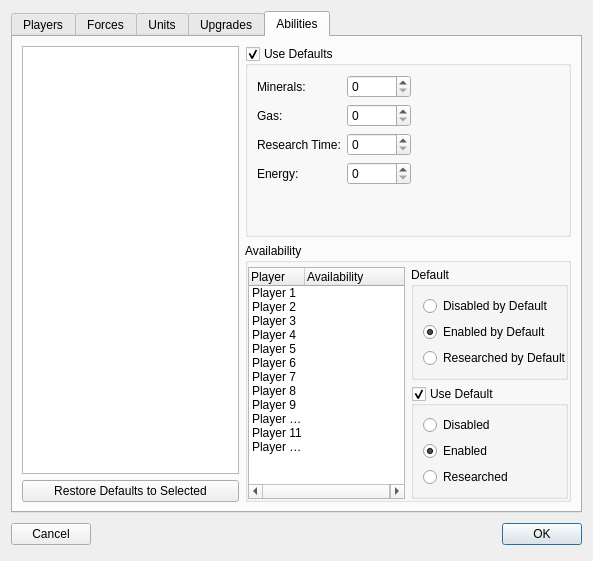
First picture: the form in ChkForge/scenariosettings.ui, repository heinermann/ChkForge, before the edit.
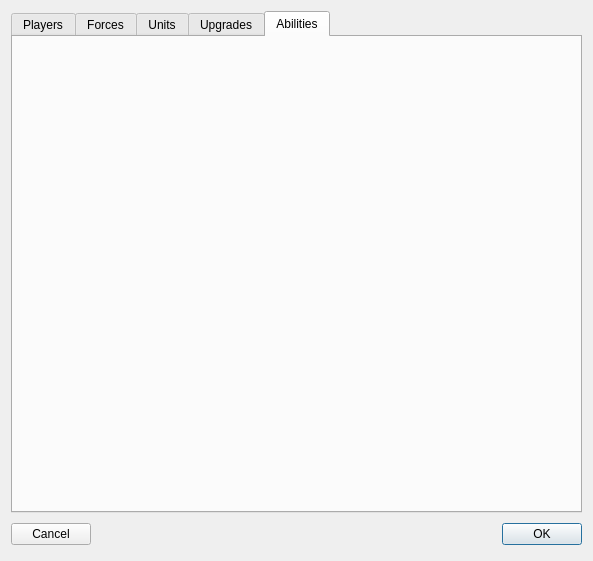
Second picture: the form after the edit. The open tabs and pages were chosen to show the change. Custom widgets are drawn as their Qt base class.

Patch:
```diff
--- a/ChkForge/scenariosettings.ui
+++ b/ChkForge/scenariosettings.ui
@@ -1982,396 +1982,7 @@
       <attribute name="title">
        <string>Abilities</string>
       </attribute>
-      <layout class="QGridLayout" name="gridLayout_19" rowstretch="1,1" columnstretch="2,3">
-       <item row="0" column="1">
-        <widget class="TriStateGroupBox" name="grpTechUseDefaults">
-         <property name="title">
-          <string>Use Defaults</string>
-         </property>
-         <property name="checkable">
-          <bool>true</bool>
-         </property>
-         <property name="checked">
-          <bool>true</bool>
-         </property>
-         <layout class="QFormLayout" name="formLayout">
-          <item row="0" column="0">
-           <widget class="QLabel" name="label_21">
-            <property name="text">
-             <string>Minerals:</string>
-            </property>
-           </widget>
-          </item>
-          <item row="0" column="1">
-           <widget class="QSpinBox" name="spnTechMinerals">
-            <property name="minimumSize">
-             <size>
-              <width>64</width>
-              <height>0</height>
-             </size>
-            </property>
-            <property name="maximumSize">
-             <size>
-              <width>64</width>
-              <height>16777215</height>
-             </size>
-            </property>
-            <property name="maximum">
-             <number>65535</number>
-            </property>
-           </widget>
-          </item>
-          <item row="1" column="0">
-           <widget class="QLabel" name="label_22">
-            <property name="text">
-             <string>Gas:</string>
-            </property>
-           </widget>
-          </item>
-          <item row="1" column="1">
-           <widget class="QSpinBox" name="spnTechGas">
-            <property name="maximumSize">
-             <size>
-              <width>64</width>
-              <height>16777215</height>
-             </size>
-            </property>
-            <property name="maximum">
-             <number>65535</number>
-            </property>
-           </widget>
-          </item>
-          <item row="2" column="0">
-           <widget class="QLabel" name="label_23">
-            <property name="text">
-             <string>Research Time:</string>
-            </property>
-           </widget>
-          </item>
-          <item row="2" column="1">
-           <widget class="QSpinBox" name="spnTechResearchTime">
-            <property name="maximumSize">
-             <size>
-              <width>64</width>
-              <height>16777215</height>
-             </size>
-            </property>
-            <property name="maximum">
-             <number>65535</number>
-            </property>
-           </widget>
-          </item>
-          <item row="3" column="0">
-           <widget class="QLabel" name="label_24">
-            <property name="text">
-             <string>Energy:</string>
-            </property>
-           </widget>
-          </item>
-          <item row="3" column="1">
-           <widget class="QSpinBox" name="spnTechEnergy">
-            <property name="maximumSize">
-             <size>
-              <width>64</width>
-              <height>16777215</height>
-             </size>
-            </property>
-            <property name="maximum">
-             <number>65535</number>
-            </property>
-           </widget>
-          </item>
-         </layout>
-        </widget>
-       </item>
-       <item row="1" column="1">
-        <widget class="QGroupBox" name="groupBox_15">
-         <property name="title">
-          <string>Availability</string>
-         </property>
-         <property name="flat">
-          <bool>true</bool>
-         </property>
-         <layout class="QGridLayout" name="gridLayout_21" columnstretch="1,1">
-          <property name="leftMargin">
-           <number>0</number>
-          </property>
-          <property name="topMargin">
-           <number>4</number>
-          </property>
-          <property name="rightMargin">
-           <number>0</number>
-          </property>
-          <property name="bottomMargin">
-           <number>0</number>
-          </property>
-          <item row="1" column="1">
-           <widget class="TriStateGroupBox" name="grpTechPlayerDefault">
-            <property name="title">
-             <string>Use Default</string>
-            </property>
-            <property name="checkable">
-             <bool>true</bool>
-            </property>
-            <property name="checked">
-             <bool>true</bool>
-            </property>
-            <layout class="QFormLayout" name="formLayout_14">
-             <item row="0" column="0">
-              <widget class="QRadioButton" name="radioTechPlayerDisabled">
-               <property name="minimumSize">
-                <size>
-                 <width>128</width>
-                 <height>0</height>
-                </size>
-               </property>
-               <property name="text">
-                <string>Disabled</string>
-               </property>
-               <attribute name="buttonGroup">
-                <string notr="true">btnGroupTechPlayer</string>
-               </attribute>
-              </widget>
-             </item>
-             <item row="1" column="0">
-              <widget class="QRadioButton" name="radioTechPlayerEnabled">
-               <property name="minimumSize">
-                <size>
-                 <width>128</width>
-                 <height>0</height>
-                </size>
-               </property>
-               <property name="text">
-                <string>Enabled</string>
-               </property>
-               <property name="checked">
-                <bool>true</bool>
-               </property>
-               <attribute name="buttonGroup">
-                <string notr="true">btnGroupTechPlayer</string>
-               </attribute>
-              </widget>
-             </item>
-             <item row="2" column="0">
-              <widget class="QRadioButton" name="radioTechPlayerResearched">
-               <property name="minimumSize">
-                <size>
-                 <width>128</width>
-                 <height>0</height>
-                </size>
-               </property>
-               <property name="text">
-                <string>Researched</string>
-               </property>
-               <attribute name="buttonGroup">
-                <string notr="true">btnGroupTechPlayer</string>
-               </attribute>
-              </widget>
-             </item>
-            </layout>
-           </widget>
-          </item>
-          <item row="0" column="1">
-           <widget class="QGroupBox" name="groupBox_16">
-            <property name="title">
-             <string>Default</string>
-            </property>
-            <layout class="QFormLayout" name="formLayout_15">
-             <item row="0" column="0">
-              <widget class="QRadioButton" name="radioTechDefaultDisabled">
-               <property name="minimumSize">
-                <size>
-                 <width>128</width>
-                 <height>0</height>
-                </size>
-               </property>
-               <property name="text">
-                <string>Disabled by Default</string>
-               </property>
-               <attribute name="buttonGroup">
-                <string notr="true">btnGroupTechDefault</string>
-               </attribute>
-              </widget>
-             </item>
-             <item row="1" column="0">
-              <widget class="QRadioButton" name="radioTechDefaultEnabled">
-               <property name="minimumSize">
-                <size>
-                 <width>128</width>
-                 <height>0</height>
-                </size>
-               </property>
-               <property name="text">
-                <string>Enabled by Default</string>
-               </property>
-               <property name="checked">
-                <bool>true</bool>
-               </property>
-               <attribute name="buttonGroup">
-                <string notr="true">btnGroupTechDefault</string>
-               </attribute>
-              </widget>
-             </item>
-             <item row="2" column="0">
-              <widget class="QRadioButton" name="radioTechDefaultResearched">
-               <property name="minimumSize">
-                <size>
-                 <width>128</width>
-                 <height>0</height>
-                </size>
-               </property>
-               <property name="text">
-                <string>Researched by Default</string>
-               </property>
-               <attribute name="buttonGroup">
-                <string notr="true">btnGroupTechDefault</string>
-               </attribute>
-              </widget>
-             </item>
-            </layout>
-           </widget>
-          </item>
-          <item row="2" column="1">
-           <spacer name="verticalSpacer_5">
-            <property name="orientation">
-             <enum>Qt::Vertical</enum>
-            </property>
-            <property name="sizeHint" stdset="0">
-             <size>
-              <width>20</width>
-              <height>40</height>
-             </size>
-            </property>
-           </spacer>
-          </item>
-          <item row="0" column="0" rowspan="3">
-           <widget class="QTreeWidget" name="techPlyrList">
-            <property name="editTriggers">
-             <set>QAbstractItemView::NoEditTriggers</set>
-            </property>
-            <property name="selectionMode">
-             <enum>QAbstractItemView::ExtendedSelection</enum>
-            </property>
-            <property name="rootIsDecorated">
-             <bool>false</bool>
-            </property>
-            <property name="itemsExpandable">
-             <bool>false</bool>
-            </property>
-            <property name="allColumnsShowFocus">
-             <bool>true</bool>
-            </property>
-            <property name="expandsOnDoubleClick">
-             <bool>false</bool>
-            </property>
-            <attribute name="headerDefaultSectionSize">
-             <number>56</number>
-            </attribute>
-            <column>
-             <property name="text">
-              <string>Player</string>
-             </property>
-            </column>
-            <column>
-             <property name="text">
-              <string>Availability</string>
-             </property>
-            </column>
-            <item>
-             <property name="text">
-              <string>Player 1</string>
-             </property>
-            </item>
-            <item>
-             <property name="text">
-              <string>Player 2</string>
-             </property>
-            </item>
-            <item>
-             <property name="text">
-              <string>Player 3</string>
-             </property>
-            </item>
-            <item>
-             <property name="text">
-              <string>Player 4</string>
-             </property>
-            </item>
-            <item>
-             <property name="text">
-              <string>Player 5</string>
-             </property>
-            </item>
-            <item>
-             <property name="text">
-              <string>Player 6</string>
-             </property>
-            </item>
-            <item>
-             <property name="text">
-              <string>Player 7</string>
-             </property>
-            </item>
-            <item>
-             <property name="text">
-              <string>Player 8</string>
-             </property>
-            </item>
-            <item>
-             <property name="text">
-              <string>Player 9</string>
-             </property>
-            </item>
-            <item>
-             <property name="text">
-              <string>Player 10</string>
-             </property>
-            </item>
-            <item>
-             <property name="text">
-              <string>Player 11</string>
-             </property>
-            </item>
-            <item>
-             <property name="text">
-              <string>Player 12</string>
-             </property>
-            </item>
-           </widget>
-          </item>
-         </layout>
-        </widget>
-       </item>
-       <item row="0" column="0" rowspan="2">
-        <layout class="QVBoxLayout" name="verticalLayout_12">
-         <item>
-          <widget class="QTreeWidget" name="techTree">
-           <property name="editTriggers">
-            <set>QAbstractItemView::NoEditTriggers</set>
-           </property>
-           <property name="selectionMode">
-            <enum>QAbstractItemView::ExtendedSelection</enum>
-           </property>
-           <attribute name="headerVisible">
-            <bool>false</bool>
-           </attribute>
-           <column>
-            <property name="text">
-             <string notr="true">1</string>
-            </property>
-           </column>
-          </widget>
-         </item>
-         <item>
-          <widget class="QPushButton" name="btnResetTech">
-           <property name="text">
-            <string>Restore Defaults to Selected</string>
-           </property>
-          </widget>
-         </item>
-        </layout>
-       </item>
-      </layout>
+      <layout class="QGridLayout" name="gridLayout_19" rowstretch="0" columnstretch="0"/>
      </widget>
     </widget>
    </item>
```
Left out of the diff: 8 changed lines with no effect on the pictures.
